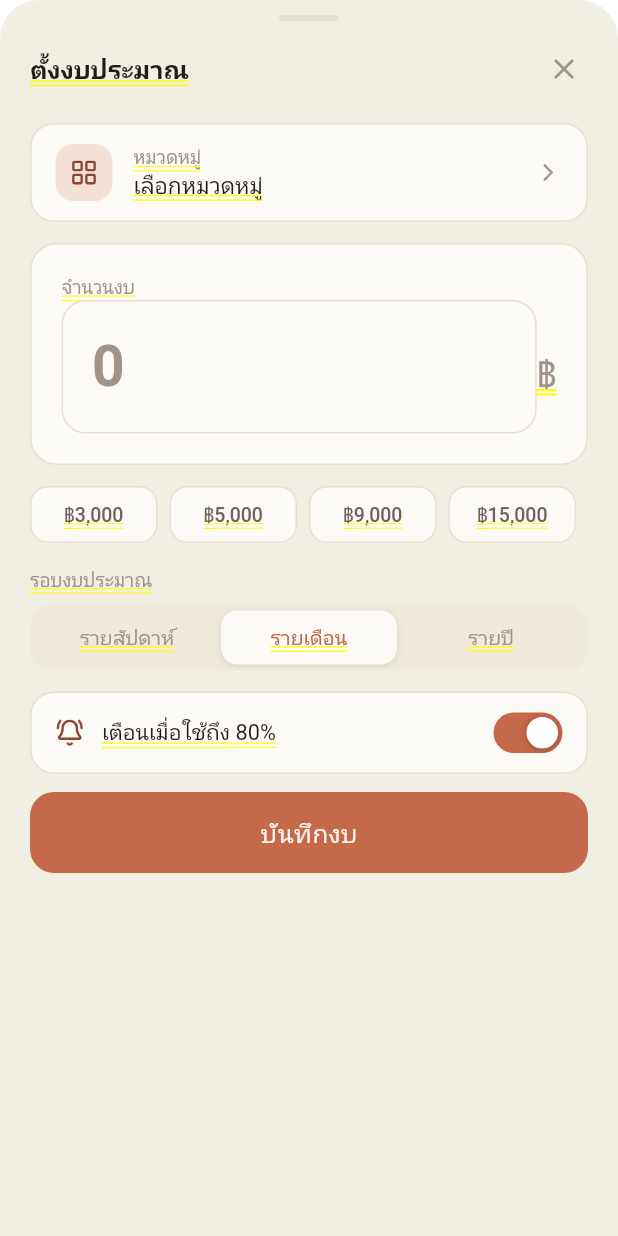
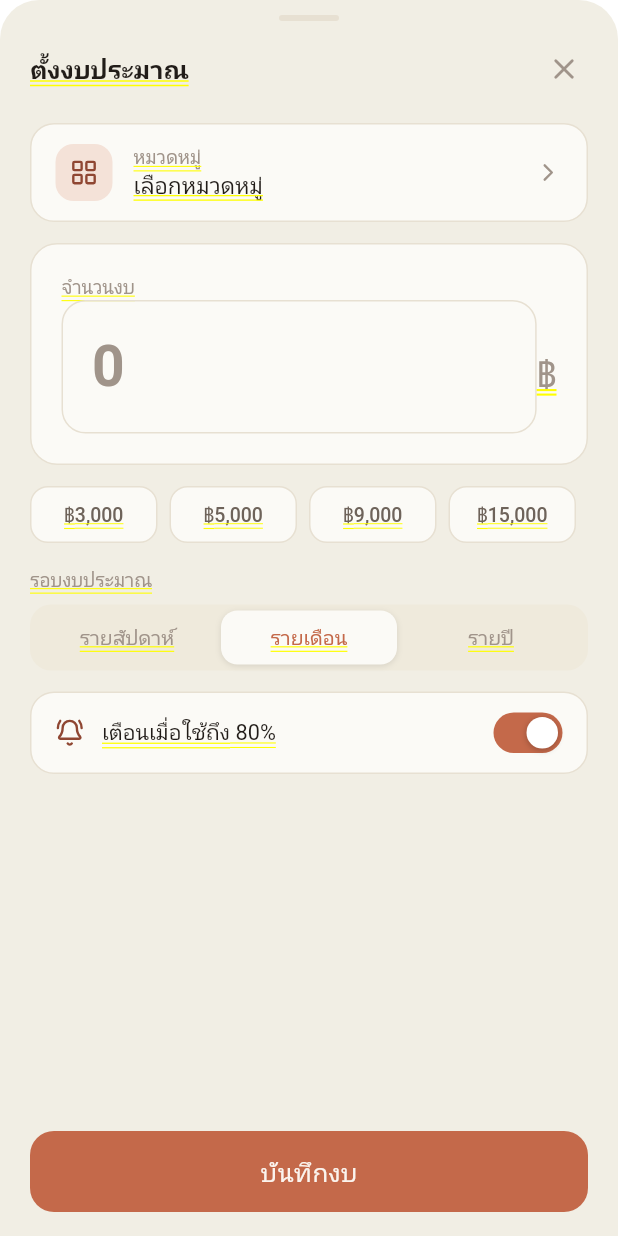
Before and after one commit to AfnanYapu09/-MoneyBun, a Flutter app: the BudgetSheet screen opened directly, on a phone screen of 412 x 824 dp. Run offline on Flutter 3.47's test engine with Material 3 defaults, Android fonts, the phone set to English and light mode, and no system bars; our stand-ins replace cloud_firestore, drift, drift_flutter, firebase_auth, firebase_core, flutter_riverpod and 6 more; missing offline and left inert: google_mlkit_text_recognition, mobile_scanner, photo_manager; accounts and stored records are empty; generated files the repository leaves out were written again; Roboto replaces fonts that are missing (Ibm Plex Sans Thai, Mitr).

Commit message:
revert to fixed-height sheets; budget 70%; period picker sizes to content
- SheetScaffold defaults to a fixed height again; add an opt-in sizeToContent
  mode (content height capped at maxHeightFactor) for the period picker so its
  year/month grids no longer leave an empty gap
- Budget sheet is a fixed 70%
- Period picker week list is one compact line ("สัปดาห์ N · range") so the week
  mode stays close to the month/year grids in height

Co-Authored-By: Claude Opus 4.8 <noreply@anthropic.com>
Claude-Session: https://claude.ai/code/session_01PfvM1Qr5EuybLHphMVt125

```diff
--- a/lib/core/widgets/sheet_scaffold.dart
+++ b/lib/core/widgets/sheet_scaffold.dart
@@ -14,8 +14,9 @@ class SheetScaffold extends StatelessWidget {
     required this.child,
     this.footer,
     this.action,
-    this.maxHeightFactor = 0.85,
+    this.maxHeightFactor = 0.6,
     this.fullHeight = false,
+    this.sizeToContent = false,
   });
 
   final String title;
@@ -25,9 +26,13 @@ class SheetScaffold extends StatelessWidget {
   /// Optional trailing action shown before the close (X) button.
   final Widget? action;
 
-  /// Max height as a fraction of the screen; the sheet sizes to its content and
-  /// only scrolls past this cap.
+  /// Height as a fraction of the screen. A fixed height by default; a maximum
+  /// cap when [sizeToContent] is set.
   final double maxHeightFactor;
+
+  /// When true the sheet sizes to its content (capped at [maxHeightFactor]) so
+  /// short content leaves no empty gap. Default false → fixed height.
+  final bool sizeToContent;
 
   /// When true the sheet fills its parent (e.g. a `FractionallySizedBox` form
   /// sheet) instead of sizing to content — for tall forms that should fill a
@@ -81,18 +86,35 @@ class SheetScaffold extends StatelessWidget {
       );
     }
 
-    // Otherwise size to content, capped at maxHeightFactor (scroll if taller),
-    // so short sheets don't leave an empty gap below.
-    final maxH = MediaQuery.of(context).size.height * maxHeightFactor;
+    final h = MediaQuery.of(context).size.height * maxHeightFactor;
+
+    // sizeToContent: size to content, capped at maxHeightFactor (scroll if
+    // taller), so short sheets don't leave an empty gap below.
+    if (sizeToContent) {
+      return Container(
+        constraints: BoxConstraints(maxHeight: h),
+        decoration: decoration,
+        child: Column(
+          mainAxisSize: MainAxisSize.min,
+          children: [
+            const _DragHandle(),
+            header,
+            Flexible(child: child),
+            if (footerWidget != null) footerWidget,
+          ],
+        ),
+      );
+    }
+
+    // Default: a fixed height of maxHeightFactor.
     return Container(
-      constraints: BoxConstraints(maxHeight: maxH),
+      height: h,
       decoration: decoration,
       child: Column(
-        mainAxisSize: MainAxisSize.min,
         children: [
           const _DragHandle(),
           header,
-          Flexible(child: child),
+          Expanded(child: child),
           if (footerWidget != null) footerWidget,
         ],
       ),
--- a/lib/features/stats/presentation/budget_sheet.dart
+++ b/lib/features/stats/presentation/budget_sheet.dart
@@ -66,6 +66,7 @@ class _BudgetSheetState extends ConsumerState<BudgetSheet> {
 
     return SheetScaffold(
       title: widget.budget == null ? 'ตั้งงบประมาณ' : 'แก้ไขงบประมาณ',
+      maxHeightFactor: 0.7,
       footer: PrimaryButton(label: 'บันทึกงบ', onPressed: _save),
       child: SingleChildScrollView(
         padding: const EdgeInsets.fromLTRB(20, 0, 20, 8),
--- a/lib/features/stats/presentation/period_picker_sheet.dart
+++ b/lib/features/stats/presentation/period_picker_sheet.dart
@@ -64,6 +64,7 @@ class _PeriodPickerSheetState extends ConsumerState<PeriodPickerSheet> {
     final locale = ref.watch(localeProvider).languageCode;
     return SheetScaffold(
       title: 'เลือกช่วงเวลา',
+      sizeToContent: true,
       action: _TodayButton(onTap: _jumpToThisMonth),
       child: Padding(
         padding: const EdgeInsets.fromLTRB(20, 0, 20, 12),
@@ -209,8 +210,10 @@ class _WeekList extends ConsumerWidget {
             itemCount: weeks.length,
             separatorBuilder: (_, __) => const SizedBox(height: 8),
             itemBuilder: (_, i) => _PickTile(
-              label: 'สัปดาห์ ${i + 1}',
-              subtitle: AppDate.formatWeekRange(weeks[i], locale: locale),
+              // Single compact line: "สัปดาห์ 1 · 9–15 มิ.ย." keeps the week
+              // list close to the month/year grids in height.
+              label: 'สัปดาห์ ${i + 1}  ·  '
+                  '${AppDate.formatWeekRange(weeks[i], locale: locale)}',
               selected: AppDate.startOfWeek(
                       period.isWeek ? period.anchor : DateTime.now()) ==
                   weeks[i],
@@ -358,6 +361,8 @@ class _PickTile extends StatelessWidget {
           children: [
             Text(
               label,
+              maxLines: 1,
+              overflow: TextOverflow.ellipsis,
               style: AppTypography.heading(
                   size: 14, weight: FontWeight.w500, color: fg),
             ),
```
